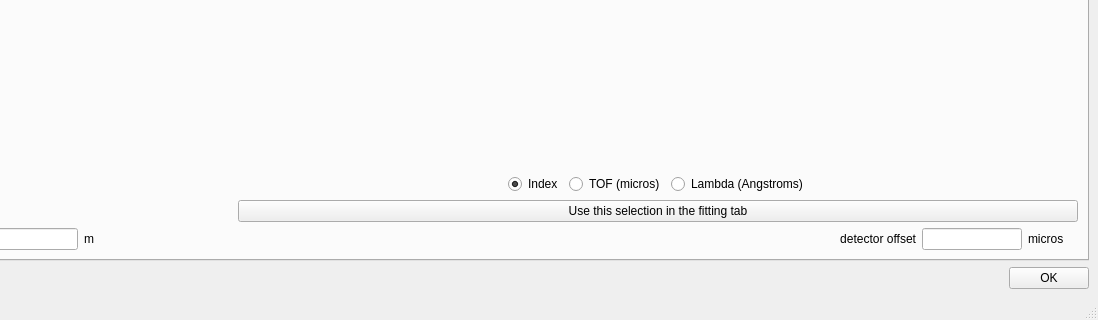
This is ui/ui_bragg_edge_peak_fitting.ui in neutronimaging/python_notebooks as Qt 5 draws it before an edit; both pictures show x 248 to 1346 and y 534 to 854 of the 1346 by 854 pixel window. The edited form follows.
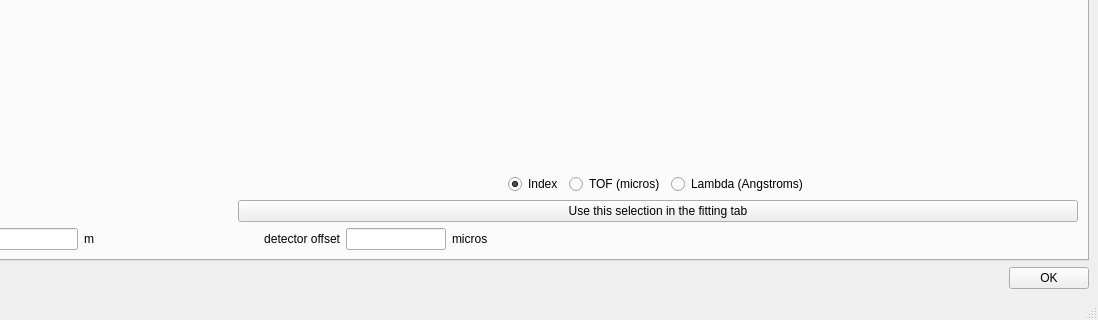
This is the edited form.

```diff
--- a/ui/ui_bragg_edge_peak_fitting.ui
+++ b/ui/ui_bragg_edge_peak_fitting.ui
@@ -296,6 +296,63 @@
             </property>
            </widget>
           </item>
+          <item>
+           <widget class="QLabel" name="label_4">
+            <property name="minimumSize">
+             <size>
+              <width>200</width>
+              <height>0</height>
+             </size>
+            </property>
+            <property name="maximumSize">
+             <size>
+              <width>200</width>
+              <height>16777215</height>
+             </size>
+            </property>
+            <property name="text">
+             <string>detector offset</string>
+            </property>
+            <property name="alignment">
+             <set>Qt::AlignRight|Qt::AlignTrailing|Qt::AlignVCenter</set>
+            </property>
+           </widget>
+          </item>
+          <item>
+           <widget class="QLineEdit" name="detector_offset">
+            <property name="minimumSize">
+             <size>
+              <width>100</width>
+              <height>0</height>
+             </size>
+            </property>
+            <property name="maximumSize">
+             <size>
+              <width>100</width>
+              <height>16777215</height>
+             </size>
+            </property>
+           </widget>
+          </item>
+          <item>
+           <widget class="QLabel" name="detector_offset_units">
+            <property name="minimumSize">
+             <size>
+              <width>50</width>
+              <height>0</height>
+             </size>
+            </property>
+            <property name="maximumSize">
+             <size>
+              <width>50</width>
+              <height>16777215</height>
+             </size>
+            </property>
+            <property name="text">
+             <string>micros</string>
+            </property>
+           </widget>
+          </item>
           <item>
            <spacer name="horizontalSpacer_2">
             <property name="orientation">
@@ -312,63 +369,6 @@
             </property>
            </spacer>
           </item>
-          <item>
-           <widget class="QLabel" name="label_4">
-            <property name="minimumSize">
-             <size>
-              <width>200</width>
-              <height>0</height>
-             </size>
-            </property>
-            <property name="maximumSize">
-             <size>
-              <width>200</width>
-              <height>16777215</height>
-             </size>
-            </property>
-            <property name="text">
-             <string>detector offset</string>
-            </property>
-            <property name="alignment">
-             <set>Qt::AlignRight|Qt::AlignTrailing|Qt::AlignVCenter</set>
-            </property>
-           </widget>
-          </item>
-          <item>
-           <widget class="QLineEdit" name="detector_offset">
-            <property name="minimumSize">
-             <size>
-              <width>100</width>
-              <height>0</height>
-             </size>
-            </property>
-            <property name="maximumSize">
-             <size>
-              <width>100</width>
-              <height>16777215</height>
-             </size>
-            </property>
-           </widget>
-          </item>
-          <item>
-           <widget class="QLabel" name="detector_offset_units">
-            <property name="minimumSize">
-             <size>
-              <width>50</width>
-              <height>0</height>
-             </size>
-            </property>
-            <property name="maximumSize">
-             <size>
-              <width>50</width>
-              <height>16777215</height>
-             </size>
-            </property>
-            <property name="text">
-             <string>micros</string>
-            </property>
-           </widget>
-          </item>
          </layout>
         </item>
        </layout>
```
